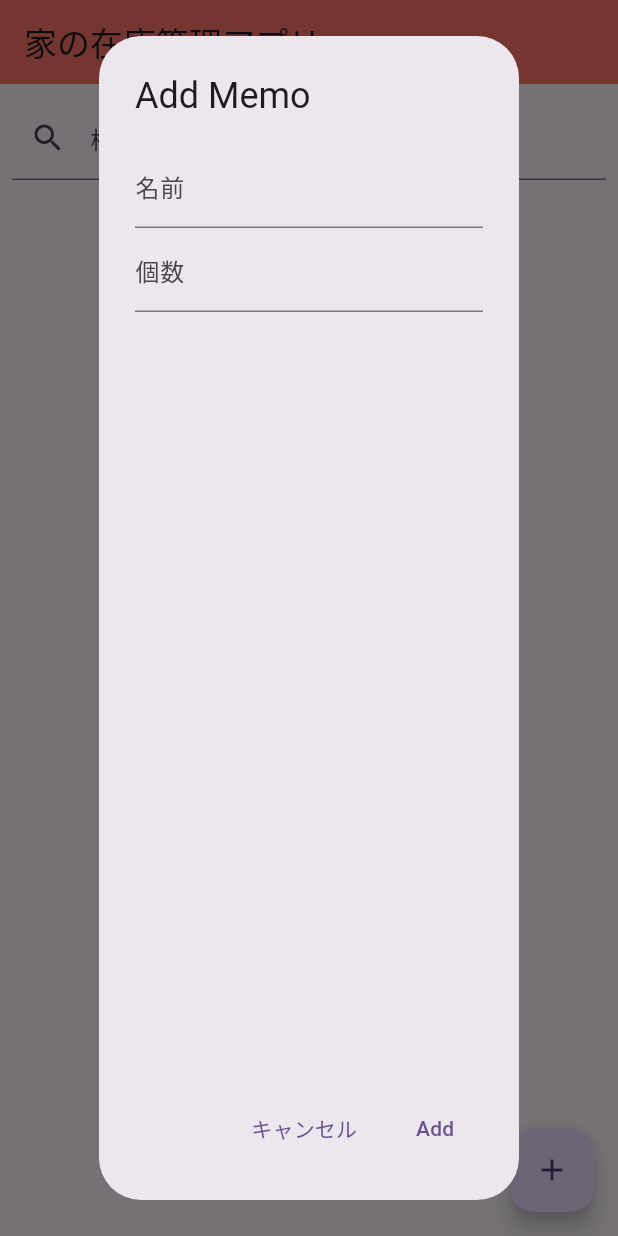
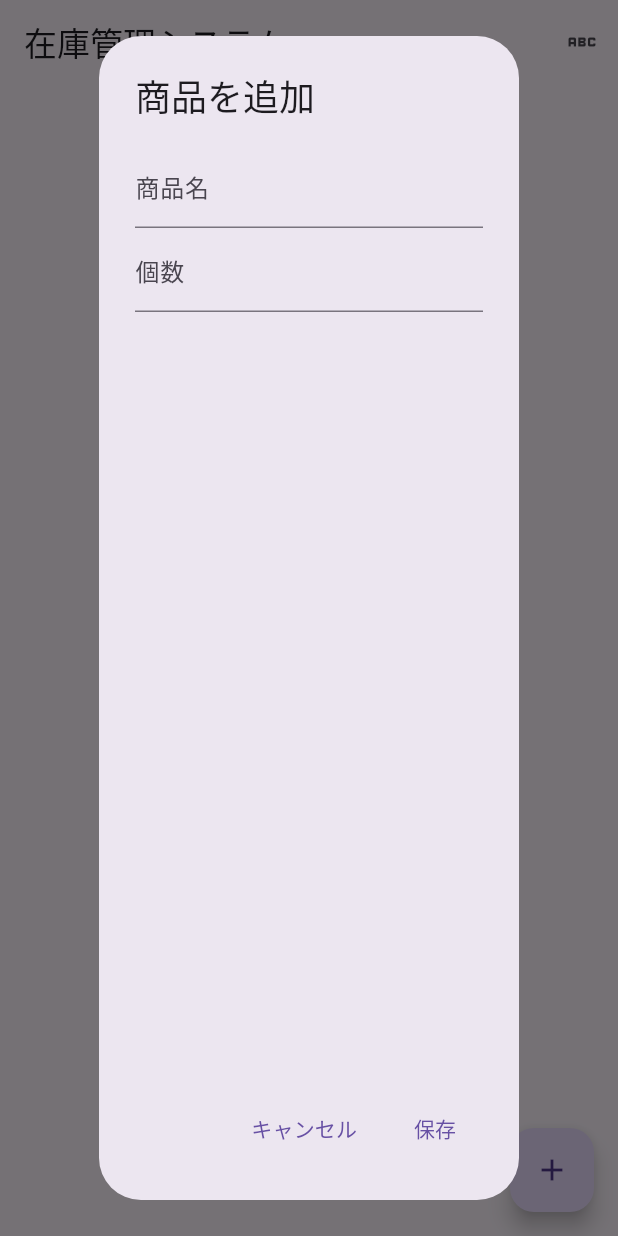
Before and after one commit to hikaru-0602/app2, a Flutter app: the screen it shows after launch, after a tap on the "add" icon, on a phone screen of 412 x 824 dp. Run offline on Flutter 3.47's test engine with Material 3 defaults, Android fonts, the phone set to English and light mode, and no system bars; our stand-ins replace firebase_core, shared_preferences; accounts and stored records are empty.

Commit message:
シェアドプリファレンスに変更

```diff
--- a/lib/main.dart
+++ b/lib/main.dart
@@ -1,176 +1,161 @@
 import 'package:flutter/material.dart';
-import 'package:firebase_core/firebase_core.dart';
-import 'package:cloud_firestore/cloud_firestore.dart';
-import 'firebase_options.dart';
+import 'package:shared_preferences/shared_preferences.dart';
 
-//テスト
-void main() async {
-  WidgetsFlutterBinding.ensureInitialized();
-  await Firebase.initializeApp(
-    options: DefaultFirebaseOptions.currentPlatform,
-  );
-  runApp(const MyApp());
-}
-
-class DataService {
-  final db = FirebaseFirestore.instance;
-
-  Future<void> addMemo(String memo, int count) {
-    return db.collection('title').add({
-      'title': memo,
-      'count': count,
-    });
-  }
-
-  Stream<QuerySnapshot> getMemos() {
-    return db.collection('title').snapshots();
-  }
+void main() {
+  runApp(MyApp());
 }
 
 class MyApp extends StatelessWidget {
-  const MyApp({Key? key});
-
   @override
   Widget build(BuildContext context) {
     return MaterialApp(
-      title: 'Flutter Demo',
-      theme: ThemeData(
-        colorScheme: ColorScheme.fromSeed(seedColor: Colors.deepPurple),
-        useMaterial3: true,
-      ),
-      home: const MyHomePage(title: '家の在庫管理アプリ'),
+      home: MyHomePage(),
     );
   }
 }
 
 class MyHomePage extends StatefulWidget {
-  const MyHomePage({Key? key, required this.title});
-
-  final String title;
-
   @override
-  State<MyHomePage> createState() => _MyHomePageState();
+  _MyHomePageState createState() => _MyHomePageState();
 }
 
 class _MyHomePageState extends State<MyHomePage> {
-  final DataService _dataService = DataService();
-  final TextEditingController _titleController = TextEditingController();
-  final TextEditingController _countController = TextEditingController();
+  final TextEditingController _itemController = TextEditingController();
+  final TextEditingController _quantityController = TextEditingController();
+  List<Map<String, dynamic>> itemList = [];
 
-  String _searchQuery = '';
+  @override
+  void initState() {
+    super.initState();
+    loadData();
+  }
 
   @override
   Widget build(BuildContext context) {
     return Scaffold(
       appBar: AppBar(
-        backgroundColor: Color.fromARGB(255, 254, 118, 108),
-        title: Text(widget.title),
+        title: const Text('在庫管理システム'),
+        actions: [
+          IconButton(
+              onPressed: () {
+                resetData();
+              },
+              icon: const Icon(Icons.abc))
+        ],
       ),
       body: Column(
         children: [
-          Padding(
-            padding: const EdgeInsets.all(8.0),
-            child: TextField(
-              controller: _titleController,
-              onChanged: (value) {
-                setState(() {
-                  _searchQuery = value;
-                });
-              },
-              decoration: InputDecoration(
-                labelText: '検索',
-                prefixIcon: Icon(Icons.search),
-              ),
-            ),
+          const Text(
+            "在庫一覧",
+            style: TextStyle(fontWeight: FontWeight.bold, fontSize: 20),
           ),
           Expanded(
-            child: StreamBuilder(
-              stream: _dataService.getMemos(),
-              builder: (context, AsyncSnapshot<QuerySnapshot> snapshot) {
-                if (snapshot.hasData) {
-                  var memos = snapshot.data!.docs.where((memo) {
-                    var title = memo.data() as Map<String, dynamic>;
-                    return title['title'].toString().contains(_searchQuery);
-                  }).toList();
-
-                  return ListView.builder(
-                    itemCount: memos.length,
-                    itemBuilder: (context, index) {
-                      var title = memos[index].data() as Map<String, dynamic>;
-                      return Card(
-                        child: ListTile(
-                          leading: Container(
-                            width: 40,
-                          ),
-                          title: Text(
-                            '${title['title']}',
-                            style: const TextStyle(fontWeight: FontWeight.bold),
-                          ),
-                          subtitle: Text('個数: ${title['count']}'),
-                        ),
-                      );
-                    },
-                  );
-                } else if (snapshot.hasError) {
-                  return Text('Error: ${snapshot.error}');
-                }
-                return CircularProgressIndicator();
+            child: ListView.builder(
+              itemCount: itemList.length,
+              itemBuilder: (context, index) {
+                return ListTile(
+                  title: Text('商品名: ${itemList[index]["item"]}'),
+                  subtitle: Text('個数: ${itemList[index]["quantity"]}'),
+                );
               },
             ),
           ),
         ],
       ),
       floatingActionButton: FloatingActionButton(
-        onPressed: () => _showAddDialog(context),
-        tooltip: 'Increment',
-        child: const Icon(Icons.add),
+        onPressed: () {
+          _showAddDialog();
+        },
+        child: Icon(Icons.add),
       ),
     );
   }
 
-  Future<void> _showAddDialog(BuildContext context) async {
-    return showDialog<void>(
+  void _showAddDialog() {
+    showDialog(
       context: context,
       builder: (BuildContext context) {
         return AlertDialog(
-          title: Text('Add Memo'),
+          title: Text('商品を追加'),
           content: Column(
             children: [
               TextField(
-                controller: _titleController,
-                decoration: InputDecoration(labelText: '名前'),
+                controller: _itemController,
+                decoration: InputDecoration(labelText: '商品名'),
               ),
               TextField(
-                controller: _countController,
-                decoration: InputDecoration(labelText: '個数'),
+                controller: _quantityController,
                 keyboardType: TextInputType.number,
+                decoration: const InputDecoration(labelText: '個数'),
               ),
             ],
           ),
-          actions: <Widget>[
+          actions: [
             TextButton(
               onPressed: () {
-                Navigator.of(context).pop();
+                Navigator.pop(context);
+                _itemController.clear();
+                _quantityController.clear();
               },
               child: Text('キャンセル'),
             ),
             TextButton(
-              onPressed: () async {
-                String title = _titleController.text;
-                int count = int.tryParse(_countController.text) ?? 0;
-
-                if (title.isNotEmpty && count > 0) {
-                  await _dataService.addMemo(title, count);
-                  _titleController.clear();
-                  _countController.clear();
-                  Navigator.of(context).pop();
-                }
+              onPressed: () {
+                saveData();
+                Navigator.pop(context);
               },
-              child: Text('Add'),
+              child: Text('保存'),
             ),
           ],
         );
       },
     );
+    _itemController.clear();
+    _quantityController.clear();
+  }
+
+  Future<void> saveData() async {
+    SharedPreferences prefs = await SharedPreferences.getInstance();
+    String item = _itemController.text;
+    int quantity = int.parse(_quantityController.text);
+
+    // キーと値を保存
+    prefs.setString(item, quantity.toString());
+
+    // 保存後に入力欄をクリア
+    _itemController.clear();
+    _quantityController.clear();
+
+    // リストを更新
+    loadData();
+  }
+
+  Future<void> loadData() async {
+    SharedPreferences prefs = await SharedPreferences.getInstance();
+
+    // 全てのキーを取得
+    List<String> keys = prefs.getKeys().toList();
+
+    List<Map<String, dynamic>> updatedList = [];
+
+    for (String key in keys) {
+      String item = key;
+      int quantity = int.tryParse(prefs.getString(key) ?? '0') ?? 0;
+      updatedList.add({"item": item, "quantity": quantity});
+    }
+
+    setState(() {
+      // リストを更新
+      itemList = updatedList;
+    });
+  }
+
+  Future<void> resetData() async {
+    SharedPreferences prefs = await SharedPreferences.getInstance();
+    await prefs.clear();
+    setState(() {
+      saveData();
+      loadData();
+    });
   }
 }
--- a/pubspec.yaml
+++ b/pubspec.yaml
@@ -36,6 +36,7 @@ dependencies:
   cupertino_icons: ^1.0.2
   firebase_core: ^2.24.2
   cloud_firestore: ^4.9.3
+  shared_preferences: ^2.2.2
 
 dev_dependencies:
   flutter_test:
```
Also changed, not shown: pubspec.lock, 1 other file.
